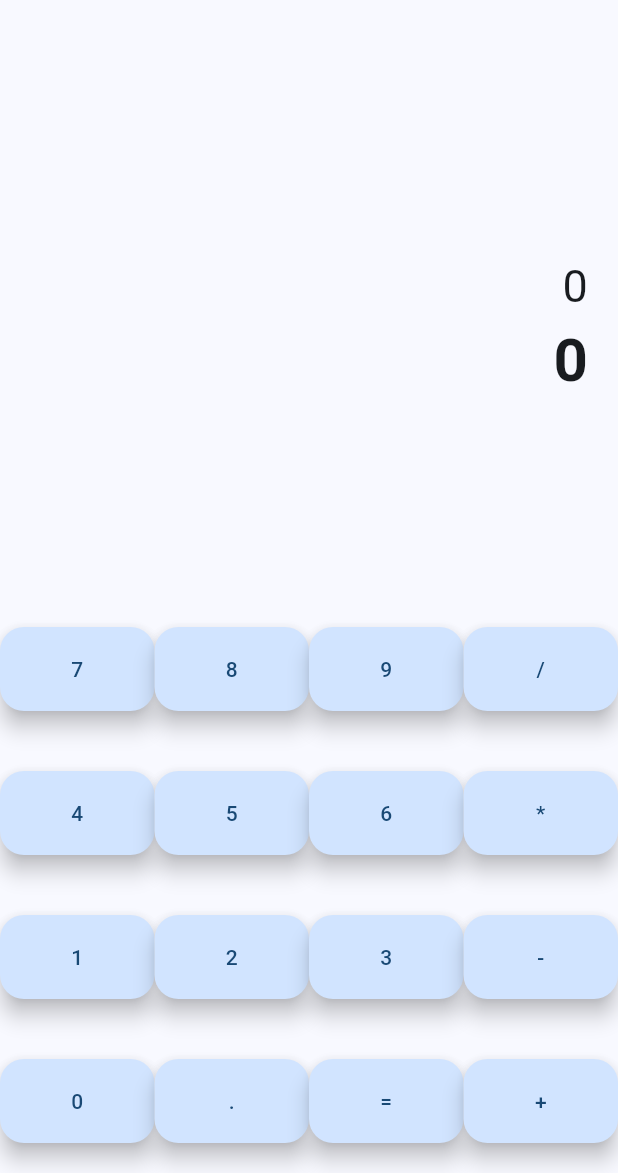
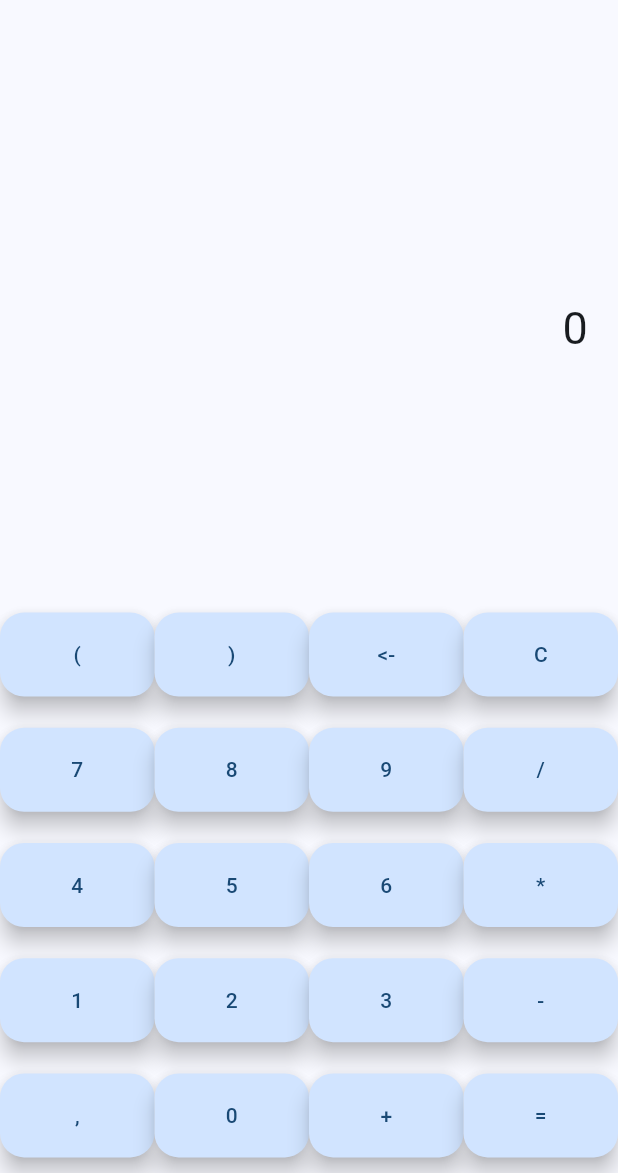
Before and after one commit to Brokenstarck/calculadora, a Flutter app: the screen it shows after launch, on a phone screen of 412 x 824 dp, the part 63-1236 px from its top. Run offline on Flutter 3.47's test engine with Material 3 defaults, Android fonts, the phone set to English and light mode, and no system bars; our stand-ins replace math_expressions.

Commit message:
modified:   lib/funcionalidades.dart 	modified:   lib/home_screen.dart 	modified:   pubspec.lock 	modified:   pubspec.yaml

```diff
--- a/lib/home_screen.dart
+++ b/lib/home_screen.dart
@@ -1,5 +1,6 @@
 
 import 'package:flutter/material.dart';
+import 'package:calculadora/funcionalidades.dart';
 
 class HomeScreen extends StatefulWidget {
   const HomeScreen({super.key});
@@ -10,9 +11,13 @@ class HomeScreen extends StatefulWidget {
 
 class _HomeScreenState extends State<HomeScreen> {
 
-  String ultimaoperacion = '';
-  String operacion = '0';
-  String resultado = '0';
+  Calculadora calculadora = Calculadora();
+
+  void pulsar(String valor) {
+    setState(() {
+      calculadora.pulsarBoton(valor);
+    });
+  }
 
   @override
   Widget build(BuildContext context) {
@@ -22,7 +27,6 @@ class _HomeScreenState extends State<HomeScreen> {
       ),
       body: Column(
         children: [
-
 
           Expanded(
             flex: 1,
@@ -34,23 +38,16 @@ Expanded(
                 crossAxisAlignment: CrossAxisAlignment.end,
                 children: [
                   Text(
-          ultimaoperacion,
+                    calculadora.ultimaoperacion,
                     style: const TextStyle(
                       fontSize: 18,
                       color: Colors.grey,
                     ),
                   ),
                   Text(
-          operacion,
+                    calculadora.operacion,
                     style: const TextStyle(
                       fontSize: 30,
-          ),
-        ),
-        Text(
-          resultado,
-          style: const TextStyle(
-            fontSize: 40,
-            fontWeight: FontWeight.bold,
                     ),
                   ),
                 ],
@@ -58,49 +55,62 @@ Expanded(
             ),
           ),
 
-
-
           Expanded(
             flex: 1,
             child: Column(
               children: [
+
                 Expanded(
                   child: Row(
                     children: [
-                      Expanded(child: FloatingActionButton(onPressed: () {}, child: const Text('7'))),
-                      Expanded(child: FloatingActionButton(onPressed: () {}, child: const Text('8'))),
-                      Expanded(child: FloatingActionButton(onPressed: () {}, child: const Text('9'))),
-                      Expanded(child: FloatingActionButton(onPressed: () {}, child: const Text('/'))),
+                      Expanded(child: FloatingActionButton(onPressed: () => pulsar('('), child: const Text('('))),
+                      Expanded(child: FloatingActionButton(onPressed: () => pulsar(')'), child: const Text(')'))),
+                      Expanded(child: FloatingActionButton(onPressed: () => pulsar('<-'), child: const Text('<-'))),
+                      Expanded(child: FloatingActionButton(onPressed: () => pulsar('C'), child: const Text('C'))),
                     ],
                   ),
                 ),
+
                 Expanded(
                   child: Row(
                     children: [
-                      Expanded(child: FloatingActionButton(onPressed: () {}, child: const Text('4'))),
-                      Expanded(child: FloatingActionButton(onPressed: () {}, child: const Text('5'))),
-                      Expanded(child: FloatingActionButton(onPressed: () {}, child: const Text('6'))),
-                      Expanded(child: FloatingActionButton(onPressed: () {}, child: const Text('*'))),
+                      Expanded(child: FloatingActionButton(onPressed: () => pulsar('7'), child: const Text('7'))),
+                      Expanded(child: FloatingActionButton(onPressed: () => pulsar('8'), child: const Text('8'))),
+                      Expanded(child: FloatingActionButton(onPressed: () => pulsar('9'), child: const Text('9'))),
+                      Expanded(child: FloatingActionButton(onPressed: () => pulsar('/'), child: const Text('/'))),
                     ],
                   ),
                 ),
+
                 Expanded(
                   child: Row(
                     children: [
-                      Expanded(child: FloatingActionButton(onPressed: () {}, child: const Text('1'))),
-                      Expanded(child: FloatingActionButton(onPressed: () {}, child: const Text('2'))),
-                      Expanded(child: FloatingActionButton(onPressed: () {}, child: const Text('3'))),
-                      Expanded(child: FloatingActionButton(onPressed: () {}, child: const Text('-'))),
+                      Expanded(child: FloatingActionButton(onPressed: () => pulsar('4'), child: const Text('4'))),
+                      Expanded(child: FloatingActionButton(onPressed: () => pulsar('5'), child: const Text('5'))),
+                      Expanded(child: FloatingActionButton(onPressed: () => pulsar('6'), child: const Text('6'))),
+                      Expanded(child: FloatingActionButton(onPressed: () => pulsar('*'), child: const Text('*'))),
                     ],
                   ),
                 ),
+
                 Expanded(
                   child: Row(
                     children: [
-                      Expanded(child: FloatingActionButton(onPressed: () {}, child: const Text('0'))),
-                      Expanded(child: FloatingActionButton(onPressed: () {}, child: const Text('.'))),
-                      Expanded(child: FloatingActionButton(onPressed: () {}, child: const Text('='))),
-                      Expanded(child: FloatingActionButton(onPressed: () {}, child: const Text('+'))),
+                      Expanded(child: FloatingActionButton(onPressed: () => pulsar('1'), child: const Text('1'))),
+                      Expanded(child: FloatingActionButton(onPressed: () => pulsar('2'), child: const Text('2'))),
+                      Expanded(child: FloatingActionButton(onPressed: () => pulsar('3'), child: const Text('3'))),
+                      Expanded(child: FloatingActionButton(onPressed: () => pulsar('-'), child: const Text('-'))),
+                    ],
+                  ),
+                ),
+
+                Expanded(
+                  child: Row(
+                    children: [
+                      Expanded(child: FloatingActionButton(onPressed: () => pulsar(','), child: const Text(','))),
+                      Expanded(child: FloatingActionButton(onPressed: () => pulsar('0'), child: const Text('0'))),
+                      Expanded(child: FloatingActionButton(onPressed: () => pulsar('+'), child: const Text('+'))),
+                      Expanded(child: FloatingActionButton(onPressed: () => pulsar('='), child: const Text('='))),
                     ],
                   ),
                 ),
--- a/pubspec.yaml
+++ b/pubspec.yaml
@@ -36,6 +36,7 @@ dependencies:
   cupertino_icons: ^1.0.8
 
   material_ui: any
+  math_expressions: ^3.2.0
 dev_dependencies:
   flutter_test:
     sdk: flutter
```
Also changed, not shown: lib/funcionalidades.dart (+60 -0 lines), pubspec.lock. Lines whose indentation alone changed are shown as unchanged.
